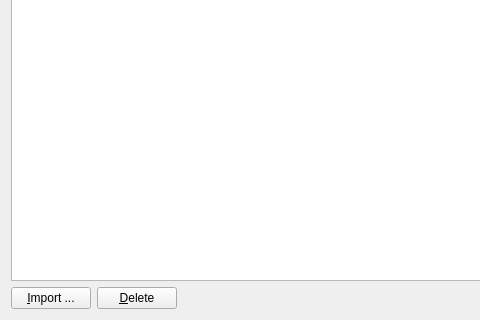
Above: BOMizator/componentsCacheDialog.ui from dejfson/BOMizator before the change; both pictures show x 0 to 480 and y 639 to 959 of the 1060 by 959 pixel window. Below: the same form after it.
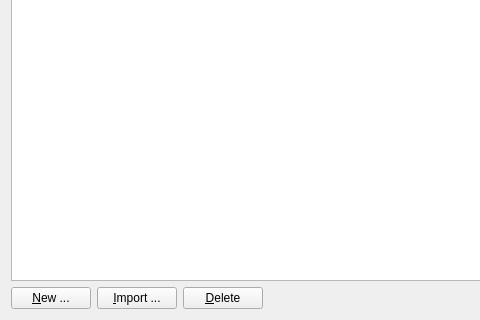
That is the form after the change.

Commit message: new created dialog

Diff of the .ui file:
```diff
--- a/BOMizator/componentsCacheDialog.ui
+++ b/BOMizator/componentsCacheDialog.ui
@@ -31,6 +31,13 @@
     <layout class="QHBoxLayout" name="horizontalLayout_2">
      <item>
       <layout class="QHBoxLayout" name="horizontalLayout">
+       <item>
+        <widget class="QPushButton" name="newButton">
+         <property name="text">
+          <string>&amp;New ...</string>
+         </property>
+        </widget>
+       </item>
        <item>
         <widget class="QPushButton" name="importButton">
          <property name="text">
```
The commit also changes 2 other files.
